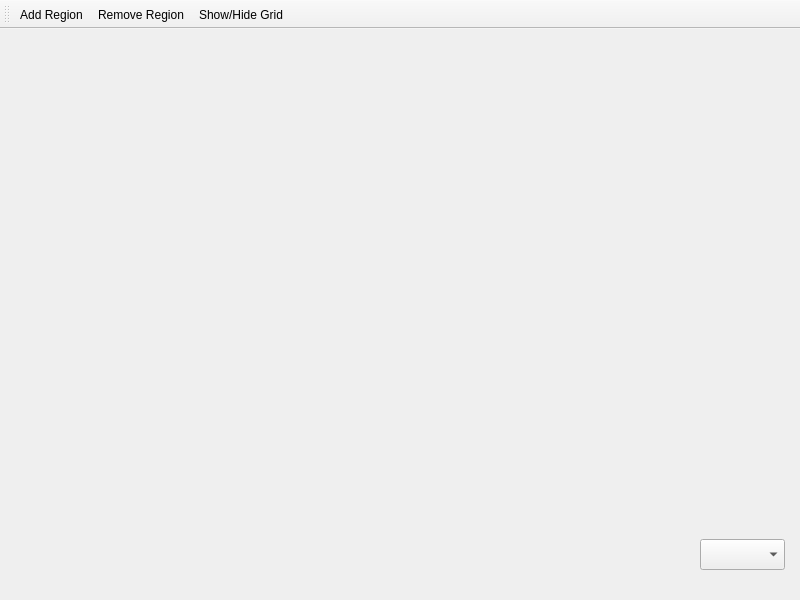
Old version of the form composer-plugins/qncllayout/src/ui/qnlymainwindow.ui in the repository TeleMidia/nclcomposer.
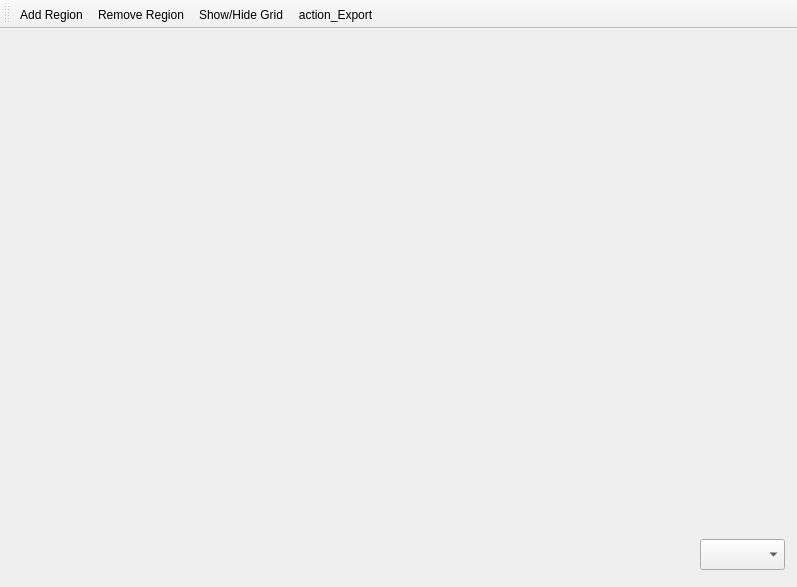
New version of the form. Icons and pictures are not drawn.

Commit message:
[plugins] maint: Add snapshot action to toolbar #604.
* common-resources/images.qrc: Likewise.
* common-resources/images/application-export-icon.png: New file.
* common-resources/images/application-export-icon.svg: New file.
* qncllayout/src/ui/qnlymainwindow.cpp: Likewise.
* qncllayout/src/ui/qnlymainwindow.h: Likewise.
* qncllayout/src/ui/qnlymainwindow.ui: Likewise.
* qncllayout/src/ui/view/qnlygraphicsregionbase.h: Likewise.
* qncllayout/src/ui/view/qnlyview.cpp: Likewise.
* qncllayout/src/ui/view/qnlyview.h: Likewise.

```diff
--- a/composer-plugins/qncllayout/src/ui/qnlymainwindow.ui
+++ b/composer-plugins/qncllayout/src/ui/qnlymainwindow.ui
@@ -6,8 +6,8 @@
    <rect>
     <x>0</x>
     <y>0</y>
-    <width>800</width>
-    <height>600</height>
+    <width>797</width>
+    <height>587</height>
    </rect>
   </property>
   <property name="windowTitle">
@@ -38,6 +38,7 @@
    <addaction name="actionAdd_Region"/>
    <addaction name="actionRemove_Region"/>
    <addaction name="actionShow_Hide_Grid"/>
+   <addaction name="actionAction_Export"/>
   </widget>
   <action name="actionAdd_Region">
    <property name="icon">
@@ -75,6 +76,18 @@
     <string>Show/Hide Grid</string>
    </property>
   </action>
+  <action name="actionAction_Export">
+   <property name="icon">
+    <iconset resource="../../../common-resources/images.qrc">
+     <normaloff>:/icon/export-icon</normaloff>:/icon/export-icon</iconset>
+   </property>
+   <property name="text">
+    <string>action_Export</string>
+   </property>
+   <property name="toolTip">
+    <string>Take a picture of the current layout</string>
+   </property>
+  </action>
  </widget>
  <resources>
   <include location="../../../common-resources/images.qrc"/>
```
The commit also changes 8 other files.
